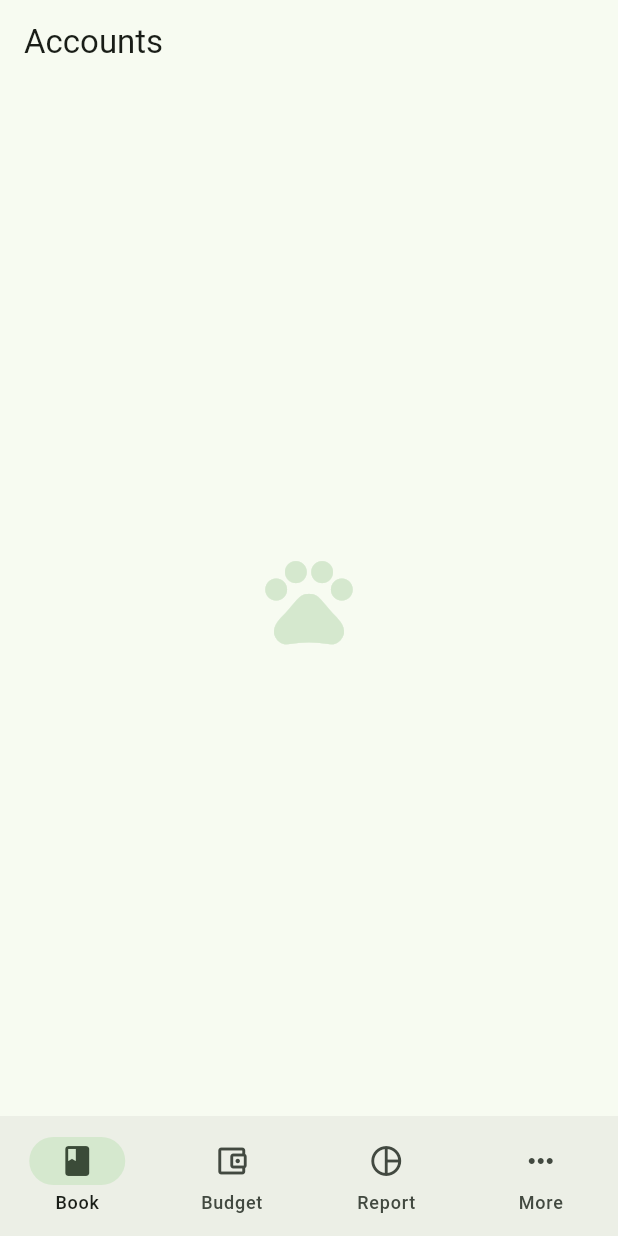
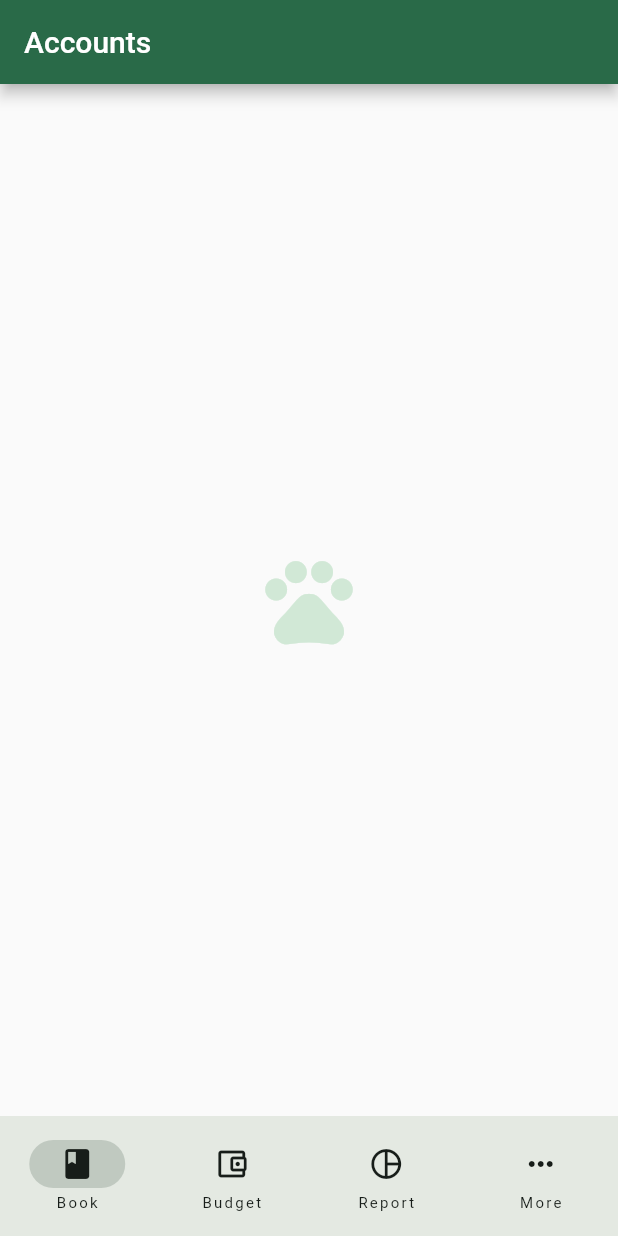
Before and after one commit to aakashhemadri/GnuCashX, a Flutter app: the screen it shows after launch, on a phone screen of 412 x 824 dp. Run offline on Flutter 3.47's test engine with Material 2 defaults, Android fonts, the phone set to English and light mode, and no system bars; drawn by our look-alikes of dynamic_color; our stand-ins replace freezed_annotation, shared_preferences; generated files the repository leaves out were written again.

Commit message:
feat: add support for dynamic and material3 themes
Signed-off-by: Aakash Hemadri <aakashhemadri123@gmail.com>

```diff
--- a/lib/main.dart
+++ b/lib/main.dart
@@ -1,10 +1,11 @@
+import 'package:dynamic_color/dynamic_color.dart';
 import 'package:flutter/material.dart';
-import 'package:gnucashx/utils/theme.dart';
 import 'package:provider/provider.dart';
 
 import 'package:gnucashx/provider/provider.dart';
 import 'package:gnucashx/utils/constants.dart';
-import 'package:gnucashx/view/view.dart';
+import 'package:gnucashx/routes/routes.dart';
+import 'package:gnucashx/utils/theme.dart';
 
 final SettingsProvider settings = SettingsProvider();
 Future<void> main() async {
@@ -22,12 +23,33 @@
   @override
   Widget build(BuildContext context) {
     return Consumer<SettingsProvider>(
-      builder: (context, value, child) => MaterialApp(
-          title: kAppTitle,
-          home: const MainView(),
-          theme: lightTheme,
-          darkTheme: darkTheme,
-          themeMode: value.settings.theme),
-    );
+        builder: (context, settingsProvider, child) => DynamicColorBuilder(
+                builder: (ColorScheme? lightDynamic, ColorScheme? darkDynamic) {
+              ColorScheme lightColorScheme;
+              ColorScheme darkColorScheme;
+
+              if (lightDynamic != null &&
+                  darkDynamic != null &&
+                  settingsProvider.settings.isDynamic) {
+                lightColorScheme = lightDynamic.harmonized();
+                darkColorScheme = darkDynamic.harmonized();
+              } else {
+                lightColorScheme = brandLightColorScheme.harmonized();
+                darkColorScheme = brandDarkColorScheme.harmonized();
+              }
+
+              return MaterialApp(
+                title: kAppTitle,
+                initialRoute: RouteManager.mainPage,
+                onGenerateRoute: RouteManager.generateRoute,
+                theme: ThemeData(
+                    colorScheme: lightColorScheme,
+                    useMaterial3: settingsProvider.settings.useMaterial3),
+                darkTheme: ThemeData(
+                    colorScheme: darkColorScheme,
+                    useMaterial3: settingsProvider.settings.useMaterial3),
+                themeMode: settingsProvider.settings.theme,
+              );
+            }));
   }
 }
--- a/lib/utils/theme.dart
+++ b/lib/utils/theme.dart
@@ -1,22 +1,13 @@
 import 'package:flutter/material.dart';
 
 // Color _brandColor = Color.fromRGBO(81, 205, 106, 1);
-Color _brandColor = Colors.green.shade700;
+Color _brandColor = Colors.green.shade50;
+// Color _brandColor = Colors.red.shade50;
 
-ThemeData lightTheme = ThemeData(
-  colorScheme: ColorScheme.fromSeed(
-    seedColor: _brandColor,
-    brightness: Brightness.light,
-  ),
-  useMaterial3: true,
-);
+ColorScheme brandLightColorScheme =
+    ColorScheme.fromSeed(seedColor: _brandColor, brightness: Brightness.light);
 
-ThemeData darkTheme = ThemeData(
-  colorScheme: ColorScheme.fromSeed(
-    seedColor: _brandColor,
-    brightness: Brightness.dark,
-  ),
-  useMaterial3: true,
-);
+ColorScheme brandDarkColorScheme =
+    ColorScheme.fromSeed(seedColor: _brandColor, brightness: Brightness.dark);
 
 // ThemeData dynamicTheme = ThemeData(colorScheme: ColorScheme.harmonized());
```
